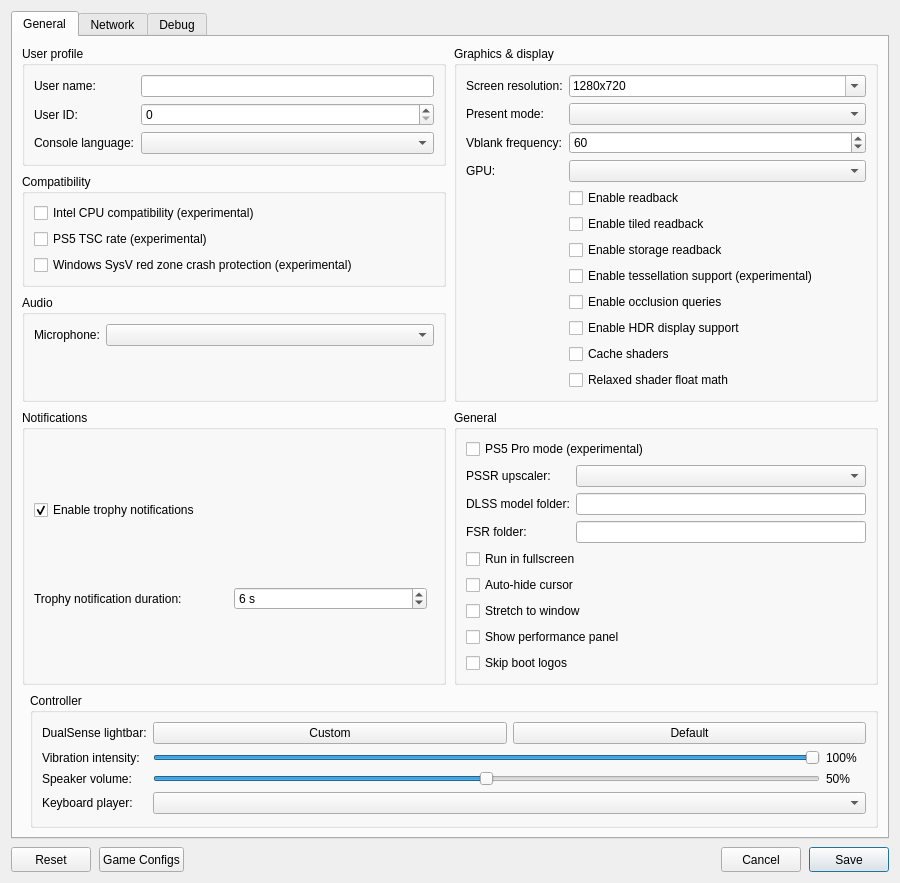
carbonimax/KytyPS5, file src/launcher/forms/configuration_edit_dialog.ui: the form before one commit.
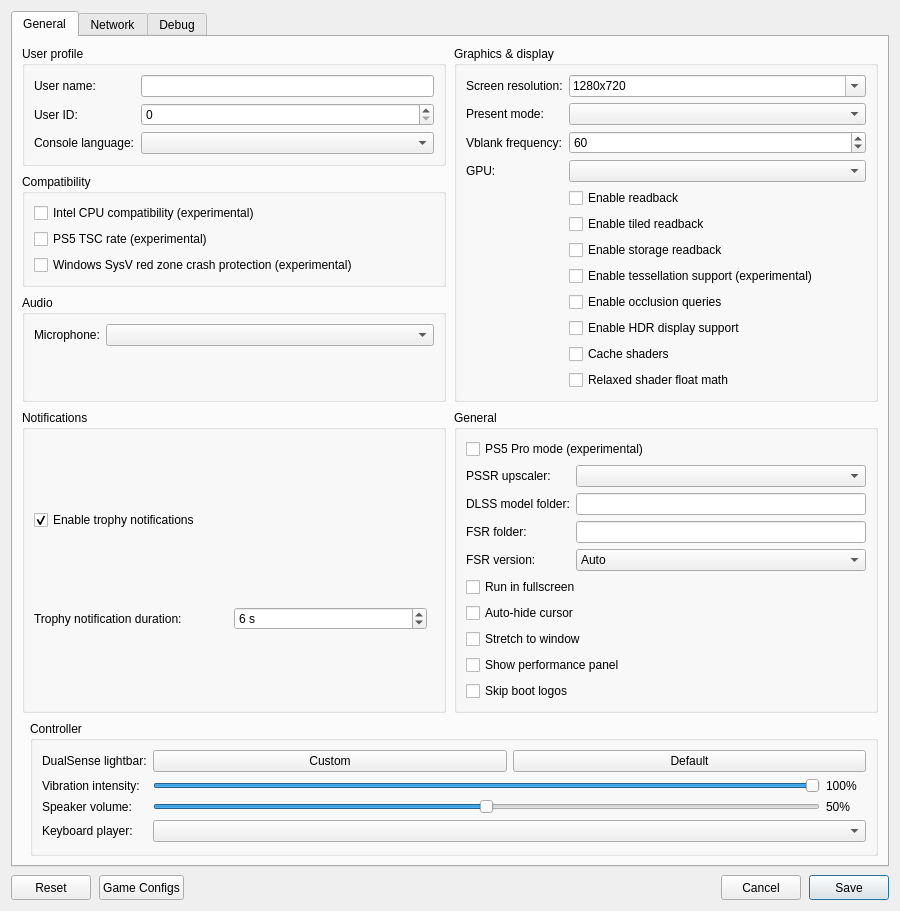
The form after the commit. Custom widgets are drawn as their Qt base class.

Commit message: graphics: choose the FSR version per game (Auto, 4.x, 3.1 or Linear)

Patch:
```diff
--- a/src/launcher/forms/configuration_edit_dialog.ui
+++ b/src/launcher/forms/configuration_edit_dialog.ui
@@ -294,6 +294,20 @@
                 <property name="clearButtonEnabled"><bool>true</bool></property>
                </widget>
               </item>
+              <item row="3" column="0">
+               <widget class="QLabel" name="label_fsr_version">
+                <property name="text"><string>FSR version:</string></property>
+               </widget>
+              </item>
+              <item row="3" column="1">
+               <widget class="QComboBox" name="comboBox_fsr_version">
+                <property name="toolTip"><string>Auto: 4.x on GPUs with FP8 (RDNA 4), else 3.1 (FSR 4 costs about 8 times more on RDNA 2). Linear: no FSR for this game</string></property>
+                <item><property name="text"><string>Auto</string></property></item>
+                <item><property name="text"><string>4.x</string></property></item>
+                <item><property name="text"><string>3.1</string></property></item>
+                <item><property name="text"><string>Linear</string></property></item>
+               </widget>
+              </item>
              </layout>
             </item>
             <item>
```
The commit also changes 10 other files.
